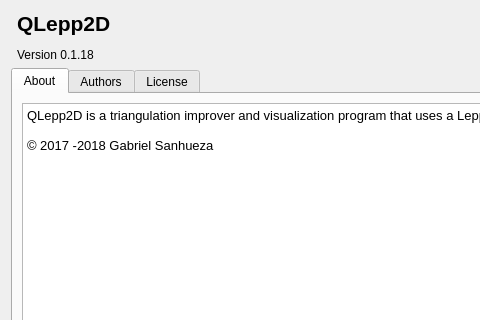
This is QLepp2DGui/about.ui in gsanhueza/QLepp2D as Qt 5 draws it before an edit; both pictures show x 0 to 480 and y 0 to 320 of the 800 by 450 pixel window. The edited form follows.
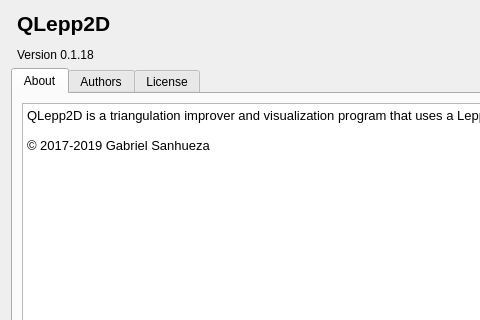
This is the edited form. Icons and pictures are not drawn.

```diff
--- a/QLepp2DGui/about.ui
+++ b/QLepp2DGui/about.ui
@@ -62,7 +62,7 @@
 &lt;/style&gt;&lt;/head&gt;&lt;body style=&quot; font-family:'Noto Sans'; font-size:10pt; font-weight:400; font-style:normal;&quot;&gt;
 &lt;p style=&quot; margin-top:0px; margin-bottom:0px; margin-left:0px; margin-right:0px; -qt-block-indent:0; text-indent:0px;&quot;&gt;&lt;span style=&quot; font-family:'Cantarell';&quot;&gt;QLepp2D is a triangulation improver and visualization program that uses a Lepp-Delaunay algorithm.&lt;/span&gt;&lt;/p&gt;
 &lt;p style=&quot;-qt-paragraph-type:empty; margin-top:0px; margin-bottom:0px; margin-left:0px; margin-right:0px; -qt-block-indent:0; text-indent:0px; font-family:'Cantarell';&quot;&gt;&lt;br /&gt;&lt;/p&gt;
-&lt;p style=&quot; margin-top:0px; margin-bottom:0px; margin-left:0px; margin-right:0px; -qt-block-indent:0; text-indent:0px;&quot;&gt;&lt;span style=&quot; font-family:'Cantarell';&quot;&gt;© 2017 -2018 Gabriel Sanhueza&lt;/span&gt;&lt;/p&gt;&lt;/body&gt;&lt;/html&gt;</string>
+&lt;p style=&quot; margin-top:0px; margin-bottom:0px; margin-left:0px; margin-right:0px; -qt-block-indent:0; text-indent:0px;&quot;&gt;&lt;span style=&quot; font-family:'Cantarell';&quot;&gt;© 2017-2019 Gabriel Sanhueza&lt;/span&gt;&lt;/p&gt;&lt;/body&gt;&lt;/html&gt;</string>
          </property>
         </widget>
        </item>
```
